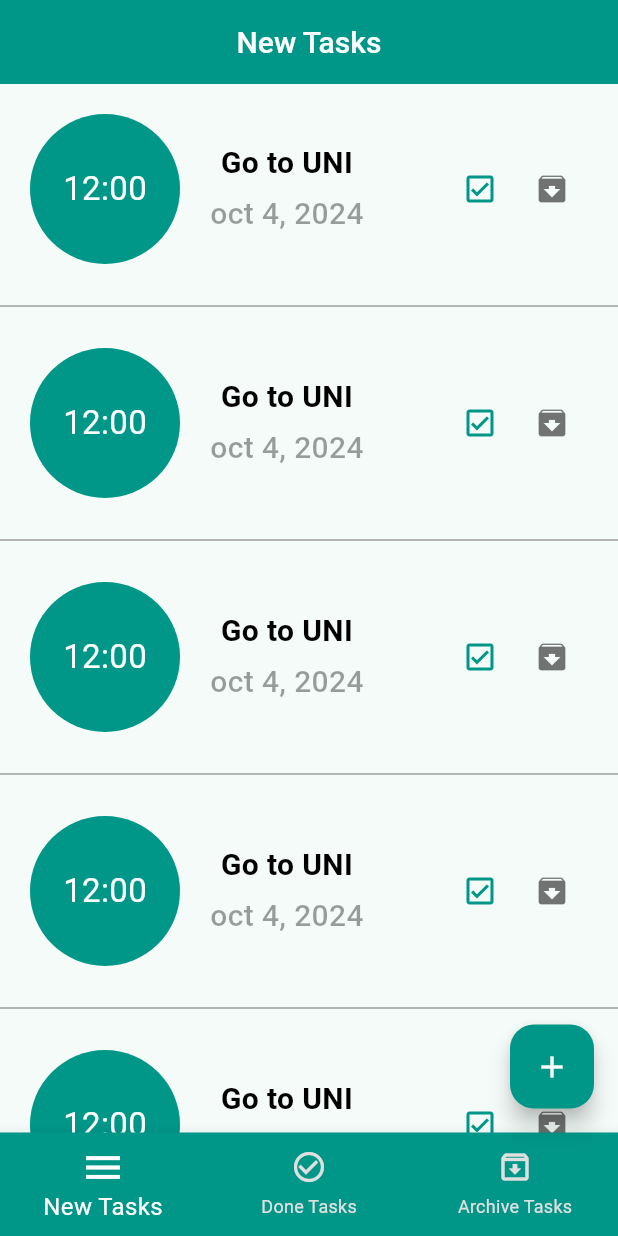
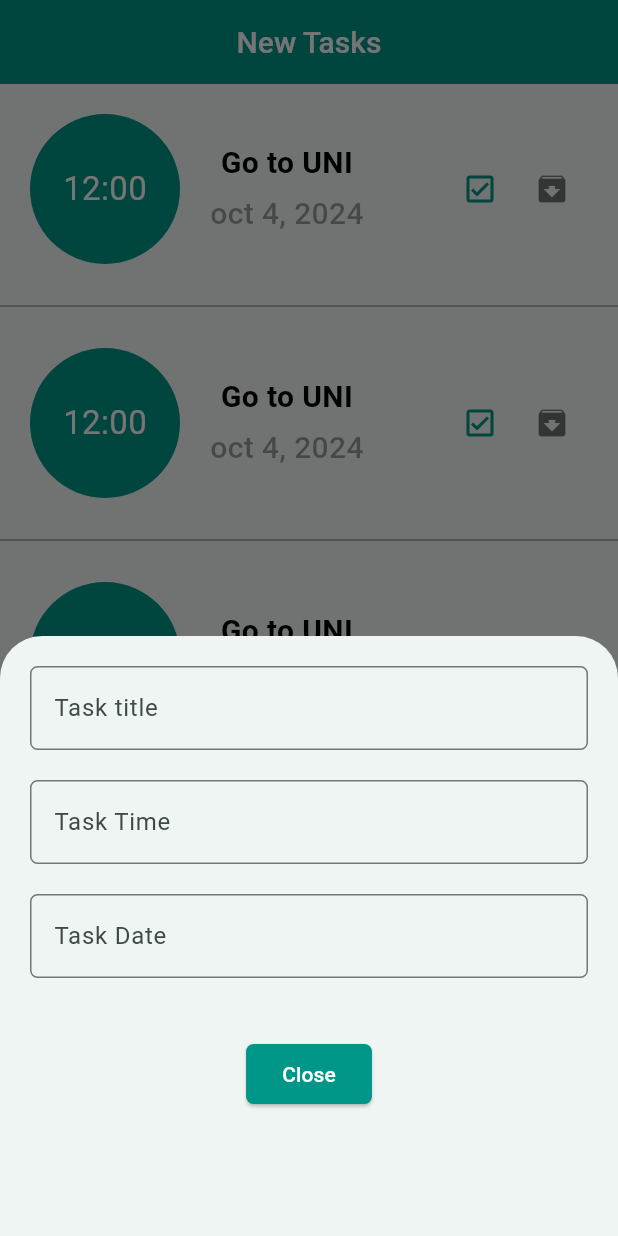
Before and after one commit to moustafaibrahim10/todo_app_dsc, a Flutter app: the screen it shows after launch, after a tap on the "add" icon, on a phone screen of 412 x 824 dp. Run offline on Flutter 3.47's test engine with Material 3 defaults, Android fonts, the light colour scheme and no system bars; our stand-ins replace flutter_bloc, sqflite; accounts and stored records are empty.

Commit message:
create&Insert database

```diff
--- a/lib/components/components.dart
+++ b/lib/components/components.dart
@@ -64,3 +64,24 @@ Widget buildTaskList(
   separatorBuilder: (context, index) => Divider(color: Colors.grey),
   itemCount: 20,
 );
+
+Widget defultTextFormField(
+{
+  required TextEditingController controller,
+  required String labelText,
+}
+    )=>    TextFormField(
+  controller: controller,
+  decoration: InputDecoration(
+    labelText: labelText,
+    border: OutlineInputBorder(
+      borderRadius: BorderRadius.circular(5),
+    ),
+  ),
+  validator: (value) {
+    if (value == null || value.isEmpty) {
+      return "$labelText must not be empty";
+    }
+    return null;
+  },
+);
--- a/lib/components/constatns.dart
+++ b/lib/components/constatns.dart
@@ -1,4 +1,5 @@
 //Colors
 import 'package:flutter/material.dart';
+List<Map> tasks=[];
 
 const primaryColor=Colors.teal;
--- a/lib/cubit/cubit.dart
+++ b/lib/cubit/cubit.dart
@@ -2,6 +2,7 @@ import 'package:flutter/animation.dart';
 import 'package:flutter/cupertino.dart';
 import 'package:flutter_bloc/flutter_bloc.dart';
 import 'package:sqflite/sqflite.dart';
+import 'package:todo_dsc/components/constatns.dart';
 import 'package:todo_dsc/cubit/states.dart';
 import 'package:todo_dsc/modules/archive_tasks/archive_tasks.dart';
 import 'package:todo_dsc/modules/done_tasks/done_tasks.dart';
@@ -49,9 +50,19 @@ class TodoCubit extends Cubit<TodoStates> {
         await database.execute(
           'CREATE TABLE tasks (id INTEGER PRIMARY KEY,title TEXT,date Text , time TEXT , status TEXT) ',
         );
+        emit(DatabaseCreatedSuccessfully());
         print('Database created successfully');
       },
       onOpen: (database) {
+        getDataFromDatabase(database).then((value)
+        {
+          tasks=value;
+          print(tasks);
+        }).catchError((error)
+        {
+          print(error);
+        });
+        emit(DatabaseOpenedSuccessfully());
         print("Database opened successfully");
       },
     );
@@ -70,6 +81,12 @@ class TodoCubit extends Cubit<TodoStates> {
       print("data inserted");
     });
   }
+  //List<Map> list = await database.rawQuery('SELECT * FROM Test');
+  Future<List<Map>> getDataFromDatabase(database) async
+  {
+    return await database!.rawQuery('SELECT * FROM tasks');
+  }
+  //tasks[0]['id']
 
   //textFormFIeld
 }
--- a/lib/cubit/states.dart
+++ b/lib/cubit/states.dart
@@ -2,3 +2,9 @@ abstract class TodoStates{}
 class InitialState extends TodoStates{}
 
 class ChangeBottomIndexState extends TodoStates{}
+
+class DatabaseCreatedSuccessfully extends TodoStates{}
+class DatabaseOpenedSuccessfully extends TodoStates{}
+class DatabaseGetSuccessfully extends TodoStates{}
+class DatabaseCreatedError extends TodoStates{}
+class DatabaseGetError extends TodoStates{}
--- a/lib/layout/layout_screen.dart
+++ b/lib/layout/layout_screen.dart
@@ -1,15 +1,21 @@
 import 'package:flutter/material.dart';
 import 'package:flutter_bloc/flutter_bloc.dart';
+import 'package:todo_dsc/components/components.dart';
 import 'package:todo_dsc/cubit/cubit.dart';
 import 'package:todo_dsc/cubit/states.dart';
 import 'package:todo_dsc/modules/done_tasks/done_tasks.dart';
 import 'package:todo_dsc/modules/new_tasks/new_tasks.dart';
 
 class LayoutScreen extends StatelessWidget {
+  TextEditingController titleController = TextEditingController();
+  TextEditingController timeController = TextEditingController();
+  TextEditingController dateController = TextEditingController();
+  var formkey=GlobalKey<FormState>();
+
   @override
   Widget build(BuildContext context) {
     return BlocProvider(
-      create: (context) => TodoCubit(),
+      create: (context) => TodoCubit()..createDatabase(),
       child: BlocConsumer<TodoCubit, TodoStates>(
         listener: (context, state) {},
         builder: (context, state) {
@@ -17,12 +23,77 @@ class LayoutScreen extends StatelessWidget {
           return Scaffold(
             floatingActionButton: FloatingActionButton(
               backgroundColor: Colors.teal,
-                child: Icon(Icons.add,color: Colors.white,),
-                onPressed: () async
-               {
-                 cubit.insertToDatabase(title: 'Go to gym',time: '12:00',date: '4/22/2025');
-               }
-                ),
+              child: Icon(Icons.add, color: Colors.white),
+              onPressed: () async {
+                showModalBottomSheet(
+                  isDismissible: true,
+                  isScrollControlled: false,
+                  context: context,
+                  builder: (context) {
+                    return WillPopScope(
+                      onWillPop: () async
+                      {
+                        if(formkey.currentState!.validate())
+                         {
+                           cubit.insertToDatabase(title: titleController.text, date: dateController.text, time: timeController.text);
+                           Navigator.pop(context);}
+                        return false;
+                      },
+                      child: Container(
+                        height: 400,
+                        width: double.infinity,
+                        child: Padding(
+                          padding: const EdgeInsets.all(20.0),
+                          child: Form(
+                            key: formkey,
+                            child: Column(
+                              children: [
+                                TextFormField(
+                                  controller: titleController,
+                                  decoration: InputDecoration(
+                                    labelText: 'Task title',
+                                    border: OutlineInputBorder(
+                                      borderRadius: BorderRadius.circular(5),
+                                    ),
+                                  ),
+                                  validator: (value) {
+                                    if (value == null || value.isEmpty) {
+                                      return "Title must not be empty";
+                                    }
+                                    return null;
+                                  },
+                                ),
+                                SizedBox(height: 20,),
+                                defultTextFormField(controller: timeController, labelText: "Task Time"),
+                                SizedBox(height: 20),
+                                defultTextFormField(controller: dateController, labelText: "Task Date"),
+                                SizedBox(height: 40),
+                                ElevatedButton(
+                                  onPressed: () {
+                                    if(formkey.currentState!.validate()) {
+                                      cubit.insertToDatabase(title: titleController.text, date: dateController.text, time: timeController.text);
+                                      Navigator.pop(context);
+                                    }                                  },
+                                  child: Text('Close',style: TextStyle(
+                                    color: Colors.white,
+                                  ),),
+                                  style: ElevatedButton.styleFrom(
+                                    shape: RoundedRectangleBorder(
+                                      borderRadius: BorderRadius.circular(5),
+                                    ),
+                                    backgroundColor: Colors.teal
+                                  ),
+                                ),
+                              ],
+                            ),
+                          ),
+                        ),
+                      ),
+                    );
+                  },
+                );
+              },
+            ),
             body: cubit.screens[cubit.currentIndex],
             bottomNavigationBar: BottomNavigationBar(
               selectedFontSize: 16,
@@ -51,9 +122,8 @@ class LayoutScreen extends StatelessWidget {
     );
   }
 
+  Future<String> getName() async {
+    return "Moustafa";
+  }
 
-  Future<String> getName() async
-  {
-     return  "Moustafa";
-  }
 }
```
